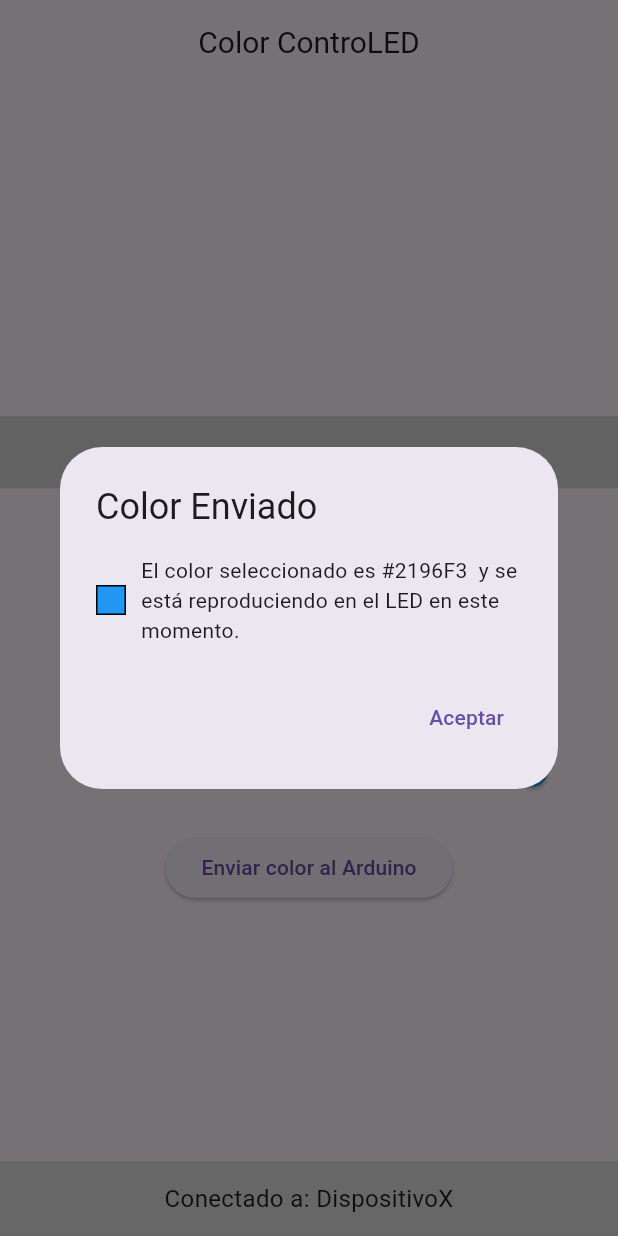
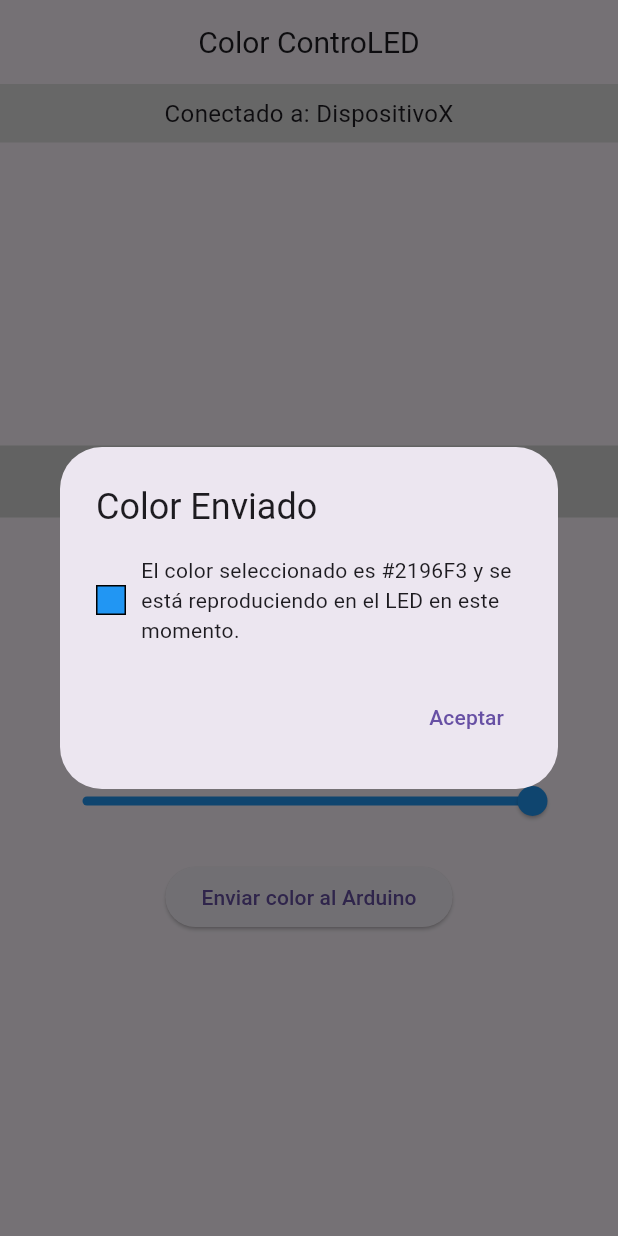
Before and after one commit to ChrisAlegria/Color-ControLED, a Flutter app: the ColorPickerScreen screen opened directly, after a tap on "Enviar color al Arduino", on a phone screen of 412 x 824 dp. Run offline on Flutter 3.47's test engine with Material 3 defaults, Android fonts, the phone set to English and light mode, and no system bars; our stand-ins replace flutter_blue, flutter_bluetooth_serial, permission_handler, shared_preferences; missing offline and left inert: flutter_circle_color_picker; accounts and stored records are empty.

Commit message:
Update: Device Status Position

```diff
--- a/lib/Pages/color_picker_screen.dart
+++ b/lib/Pages/color_picker_screen.dart
@@ -119,7 +119,20 @@ class _ColorPickerScreenState extends State<ColorPickerScreen> {
           ),
         ),
       ),
-      body: Center(
+      body: Column(
+        children: [
+          Container(
+            color: Colors.grey[300],
+            padding: const EdgeInsets.all(8.0),
+            child: Center(
+              child: Text(
+                _connectionStatusMessage,
+                style: const TextStyle(fontSize: 16),
+              ),
+            ),
+          ),
+          Expanded(
+            child: Center(
               child: Column(
                 mainAxisAlignment: MainAxisAlignment.center,
                 children: [
@@ -186,7 +199,7 @@ class _ColorPickerScreenState extends State<ColorPickerScreen> {
                         showMessageDialog(
                           context,
                           "Color Enviado",
-                    "El color seleccionado es $colorHex  y se está reproduciendo en el LED en este momento.",
+                          "El color seleccionado es $colorHex y se está reproduciendo en el LED en este momento.",
                         );
                       } else {
                         showMessageDialog(context, "Error",
@@ -198,17 +211,8 @@ class _ColorPickerScreenState extends State<ColorPickerScreen> {
                 ],
               ),
             ),
-      bottomSheet: SizedBox(
-        height: 50,
-        child: Container(
-          color: Colors.grey[300],
-          child: Center(
-            child: Text(
-              _connectionStatusMessage,
-              style: const TextStyle(fontSize: 16),
           ),
-          ),
-        ),
+        ],
       ),
     );
   }
```
Lines whose indentation alone changed are shown as unchanged.
